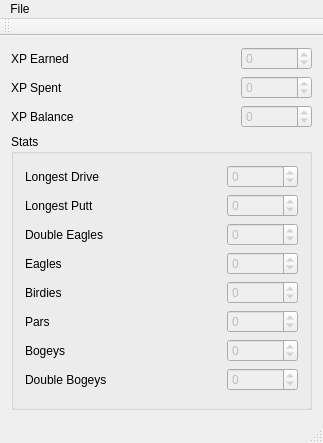
Old version of the form MainWindow.ui in the repository Experiment5X/TigerWoods13.
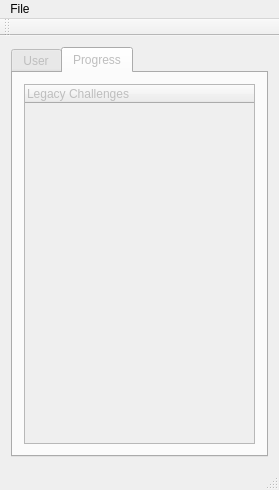
New version of the form. The open tabs and pages were chosen to show the change. Icons and pictures are not drawn.

Commit message: Make GUI for progress file data

The edit to the form file:
```diff
--- a/MainWindow.ui
+++ b/MainWindow.ui
@@ -6,8 +6,8 @@
    <rect>
     <x>0</x>
     <y>0</y>
-    <width>323</width>
-    <height>443</height>
+    <width>279</width>
+    <height>473</height>
    </rect>
   </property>
   <property name="windowTitle">
@@ -18,6 +18,19 @@
     <normaloff>:/images/images/tiger woods thumbnail.png</normaloff>:/images/images/tiger woods thumbnail.png</iconset>
   </property>
   <widget class="QWidget" name="centralWidget">
+   <layout class="QVBoxLayout" name="verticalLayout_5">
+    <item>
+     <widget class="QTabWidget" name="tabWidget">
+      <property name="enabled">
+       <bool>false</bool>
+      </property>
+      <property name="currentIndex">
+       <number>0</number>
+      </property>
+      <widget class="QWidget" name="tab">
+       <attribute name="title">
+        <string>User</string>
+       </attribute>
    <layout class="QVBoxLayout" name="verticalLayout_4">
     <item>
      <layout class="QVBoxLayout" name="verticalLayout_3" stretch="0,1">
@@ -449,12 +462,35 @@
     </item>
    </layout>
   </widget>
+      <widget class="QWidget" name="tab_2">
+       <attribute name="title">
+        <string>Progress</string>
+       </attribute>
+       <layout class="QVBoxLayout" name="verticalLayout_6">
+        <item>
+         <widget class="QTreeWidget" name="treeLegacyChallenges">
+          <property name="enabled">
+           <bool>false</bool>
+          </property>
+          <column>
+           <property name="text">
+            <string>Legacy Challenges</string>
+           </property>
+          </column>
+         </widget>
+        </item>
+       </layout>
+      </widget>
+     </widget>
+    </item>
+   </layout>
+  </widget>
   <widget class="QMenuBar" name="menuBar">
    <property name="geometry">
     <rect>
      <x>0</x>
      <y>0</y>
-     <width>323</width>
+     <width>279</width>
      <height>21</height>
     </rect>
    </property>
```
Left out of the diff: 8 changed lines with no effect on the pictures. Lines whose indentation alone changed are shown as unchanged. The commit also changes 3 other files.
